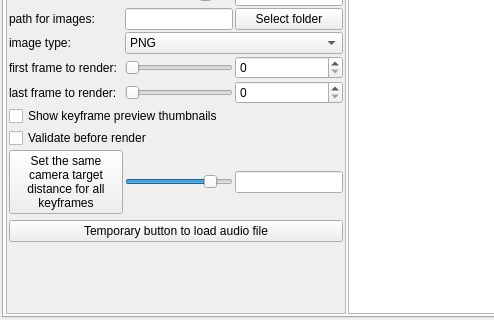
Above: mandelbulber2/qt/dock_animation.ui from buddhi1980/mandelbulber2 before the change; both pictures show x 0 to 494 and y 170 to 490 of the 1427 by 490 pixel window. Below: the same form after it.
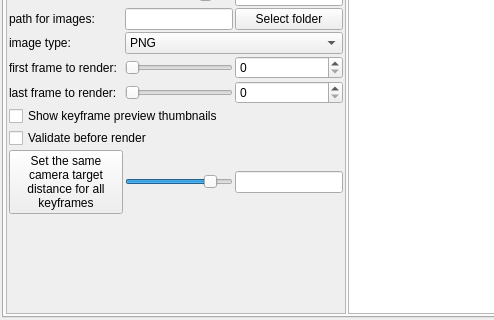
That is the form after the change. Icons and pictures are not drawn. Custom widgets are drawn as their Qt base class.

Commit message: Added "Anim By Sound" buttons in animation table. Audio selector window is now connected to new buttons

Diff of the .ui file:
```diff
--- a/mandelbulber2/qt/dock_animation.ui
+++ b/mandelbulber2/qt/dock_animation.ui
@@ -1464,13 +1464,6 @@
                </item>
               </layout>
              </item>
-             <item>
-              <widget class="QPushButton" name="pushButton_load_audio">
-               <property name="text">
-                <string>Temporary button to load audio file</string>
-               </property>
-              </widget>
-             </item>
              <item>
               <spacer name="verticalSpacer_13">
                <property name="orientation">
```
Left out of the diff: 4 changed lines with no effect on the pictures. The commit also changes 7 other files.
